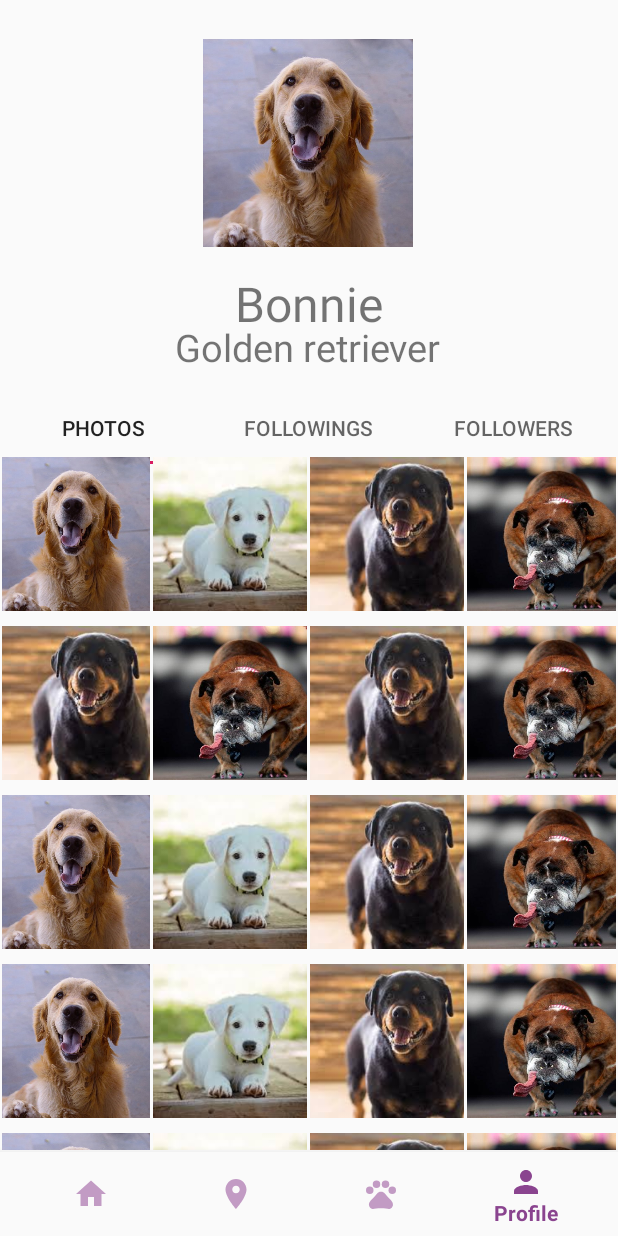
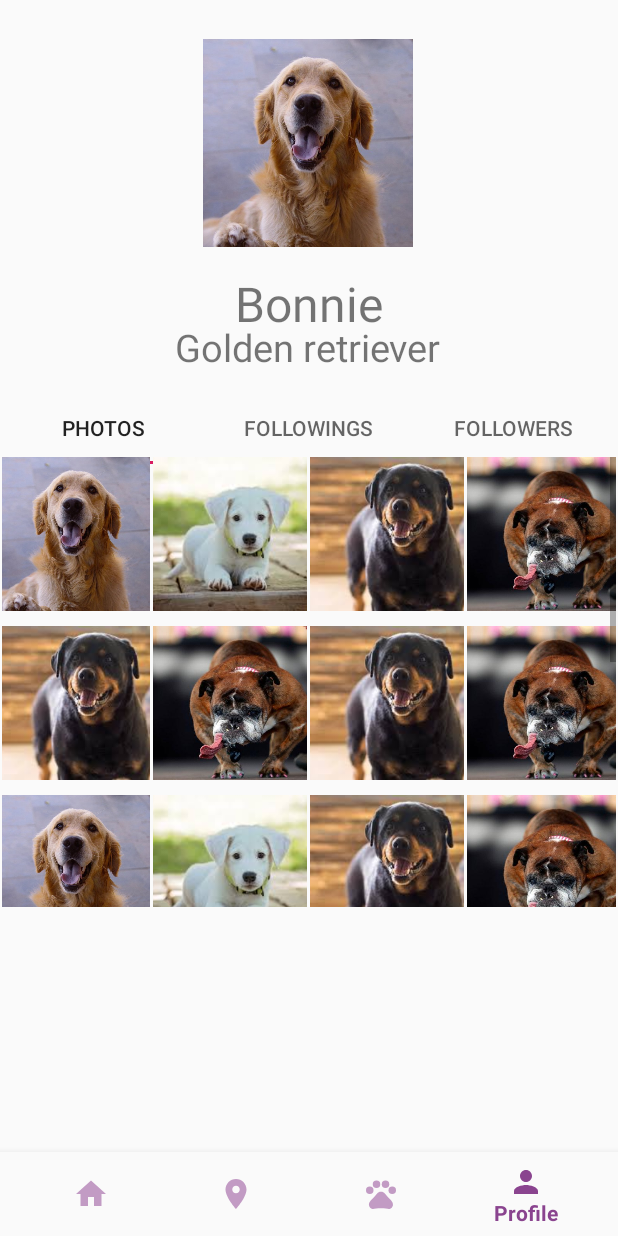
Before and after one commit to theastrocoder/DoggoDate, an Android app: the screen it shows after launch (MainActivity), item 4 of the bottom bar chosen, on a phone screen of 412 x 824 dp. Run offline under Robolectric (Android 15) with nearby library versions, the phone set to English and light mode, and no system bars; 2 statements that could not run were skipped.

Commit message:
small change

```diff
--- a/app/src/main/java/io/mse/doggodate/ListHelperFragment.java
+++ b/app/src/main/java/io/mse/doggodate/ListHelperFragment.java
@@ -30,6 +30,12 @@ public class ListHelperFragment extends Fragment {
         stringList.add("Item 1B");
         stringList.add("Item 1C");
         stringList.add("Item 1D");
+        stringList.add("Item 1D");
+        stringList.add("Item 1A");
+        stringList.add("Item 1B");
+        stringList.add("Item 1C");
+        stringList.add("Item 1D");
+        stringList.add("Item 1D");
         Log.i("ListFragment", "created 4 items");
         CustomAdapter adapter = new CustomAdapter(stringList,(AppCompatActivity)getActivity());
         list.setAdapter(adapter);
--- a/app/src/main/res/layout/fragment_list.xml
+++ b/app/src/main/res/layout/fragment_list.xml
@@ -3,5 +3,6 @@
 <ListView xmlns:android="http://schemas.android.com/apk/res/android"
     android:layout_width="match_parent"
     android:layout_height="wrap_content"
+    xmlns:app="http://schemas.android.com/apk/res-auto"
     android:id="@+id/list"
    />
--- a/app/src/main/res/layout/profile_fragment.xml
+++ b/app/src/main/res/layout/profile_fragment.xml
@@ -70,13 +70,13 @@
         <android.support.v4.view.ViewPager
             android:id="@+id/viewPager"
             android:layout_width="match_parent"
-            android:layout_height="wrap_content"
+            android:layout_height="300dp"
             android:layout_marginTop="5dp"
             app:layout_constraintTop_toBottomOf="@+id/tabLayout"
             app:layout_constraintEnd_toEndOf="parent"
             app:layout_constraintStart_toStartOf="parent"
-            app:layout_behavior="@string/appbar_scrolling_view_behavior" />
-
+            app:layout_behavior="@string/appbar_scrolling_view_behavior"
+            />
 
 
        <!-- <include
```
